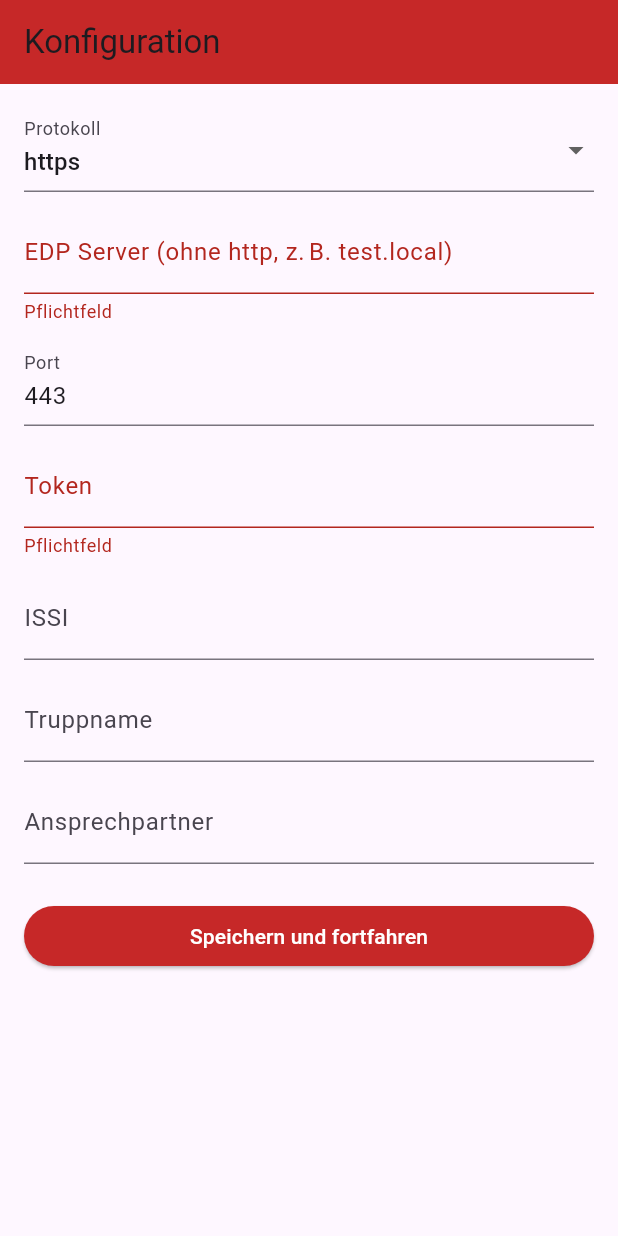
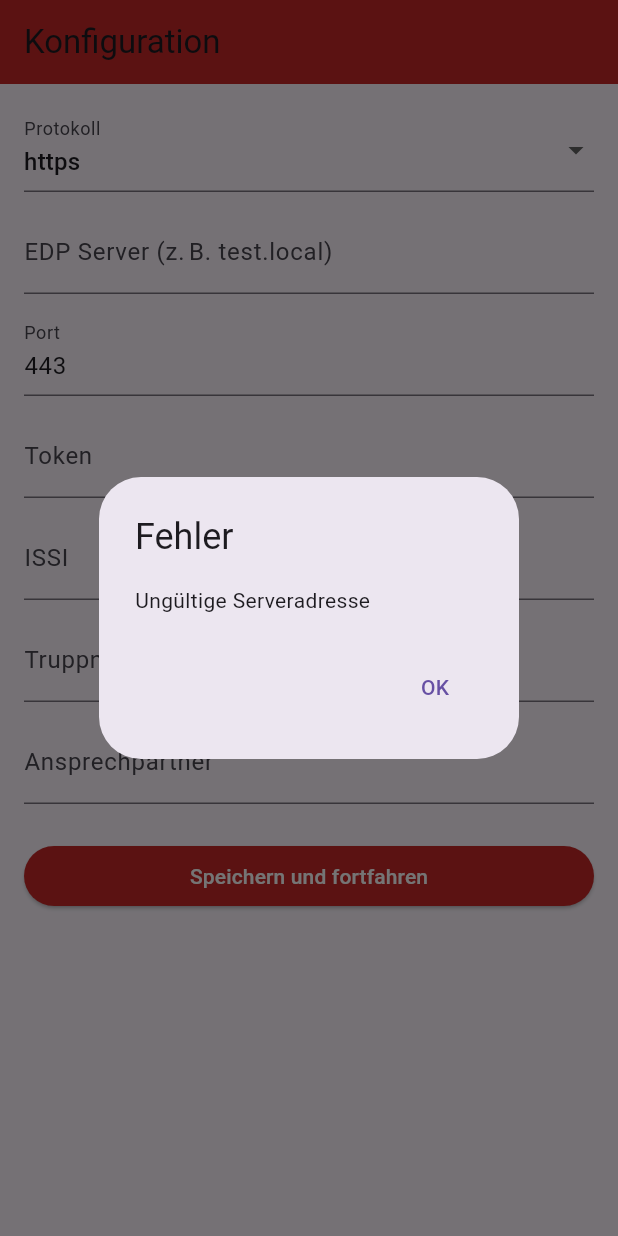
Before and after one commit to FlorianGross/trupp_app, a Flutter app: the screen it shows after launch, after a tap on "Speichern und fortfahren", on a phone screen of 412 x 824 dp. Run offline on Flutter 3.47's test engine with Material 3 defaults, Android fonts, the phone set to English and light mode, and no system bars; drawn by our look-alikes of flutter_platform_widgets; our stand-ins replace geolocator, shared_preferences.

Commit message:
Fixed TextFormField for Cupertino

```diff
--- a/lib/ConfigScreen.dart
+++ b/lib/ConfigScreen.dart
@@ -6,6 +6,8 @@ import 'package:shared_preferences/shared_preferences.dart';
 import 'StatusOverview.dart';
 
 class ConfigScreen extends StatefulWidget {
+  const ConfigScreen({super.key});
+
   @override
   State<ConfigScreen> createState() => _ConfigScreenState();
 }
@@ -123,7 +125,6 @@ class _ConfigScreenState extends State<ConfigScreen> {
     );
   }
 
-
   @override
   Widget build(BuildContext context) {
     return PlatformScaffold(
@@ -136,7 +137,8 @@ class _ConfigScreenState extends State<ConfigScreen> {
           backgroundColor: Colors.red.shade800,
         ),
       ),
-      body: Padding(
+      body: Material( // nötig für InputThemes
+        child: Padding(
           padding: const EdgeInsets.all(16.0),
           child: Form(
             key: _formKey,
@@ -144,39 +146,67 @@ class _ConfigScreenState extends State<ConfigScreen> {
               children: [
                 _buildProtocolSelector(),
                 const SizedBox(height: 12),
-              TextFormField(
+                PlatformTextFormField(
                   controller: hostController,
-                decoration: const InputDecoration(
-                  labelText: 'EDP Server (ohne http, z. B. test.local)',
+                  validator: (v) => v == null || v.isEmpty ? 'Pflichtfeld' : null,
+                  material: (_, __) => MaterialTextFormFieldData(
+                    decoration: const InputDecoration(labelText: 'EDP Server (z. B. test.local)'),
                   ),
-                validator: (v) => v!.isEmpty ? 'Pflichtfeld' : null,
+                  cupertino: (_, __) => CupertinoTextFormFieldData(
+                    placeholder: 'EDP Server (z. B. test.local)',
+                  ),
                 ),
                 const SizedBox(height: 12),
-              TextFormField(
+                PlatformTextFormField(
                   controller: portController,
+                  keyboardType: TextInputType.number,
+                  material: (_, __) => MaterialTextFormFieldData(
                     decoration: const InputDecoration(labelText: 'Port'),
-                keyboardType: TextInputType.number,
+                  ),
+                  cupertino: (_, __) => CupertinoTextFormFieldData(
+                    placeholder: 'Port',
+                  ),
                 ),
                 const SizedBox(height: 12),
-              TextFormField(
+                PlatformTextFormField(
                   controller: tokenController,
+                  validator: (v) => v == null || v.isEmpty ? 'Pflichtfeld' : null,
+                  material: (_, __) => MaterialTextFormFieldData(
                     decoration: const InputDecoration(labelText: 'Token'),
-                validator: (v) => v!.isEmpty ? 'Pflichtfeld' : null,
+                  ),
+                  cupertino: (_, __) => CupertinoTextFormFieldData(
+                    placeholder: 'Token',
+                  ),
                 ),
                 const SizedBox(height: 12),
-              TextFormField(
+                PlatformTextFormField(
                   controller: issiController,
+                  material: (_, __) => MaterialTextFormFieldData(
                     decoration: const InputDecoration(labelText: 'ISSI'),
                   ),
+                  cupertino: (_, __) => CupertinoTextFormFieldData(
+                    placeholder: 'ISSI',
+                  ),
+                ),
                 const SizedBox(height: 12),
-              TextFormField(
+                PlatformTextFormField(
                   controller: truppController,
+                  material: (_, __) => MaterialTextFormFieldData(
                     decoration: const InputDecoration(labelText: 'Truppname'),
                   ),
+                  cupertino: (_, __) => CupertinoTextFormFieldData(
+                    placeholder: 'Truppname',
+                  ),
+                ),
                 const SizedBox(height: 12),
-              TextFormField(
+                PlatformTextFormField(
                   controller: leiterController,
+                  material: (_, __) => MaterialTextFormFieldData(
                     decoration: const InputDecoration(labelText: 'Ansprechpartner'),
+                  ),
+                  cupertino: (_, __) => CupertinoTextFormFieldData(
+                    placeholder: 'Ansprechpartner',
+                  ),
                 ),
                 const SizedBox(height: 24),
                 PlatformElevatedButton(
@@ -198,6 +228,7 @@ class _ConfigScreenState extends State<ConfigScreen> {
             ),
           ),
         ),
+      ),
     );
   }
 }
```
Lines whose indentation alone changed are shown as unchanged.
